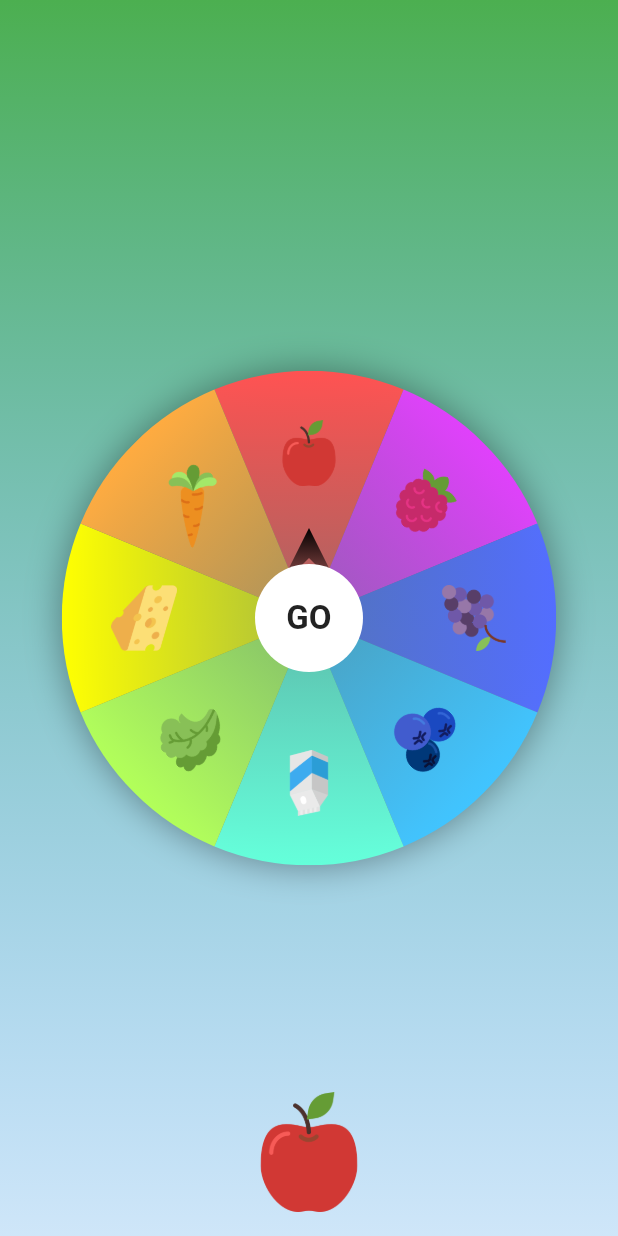
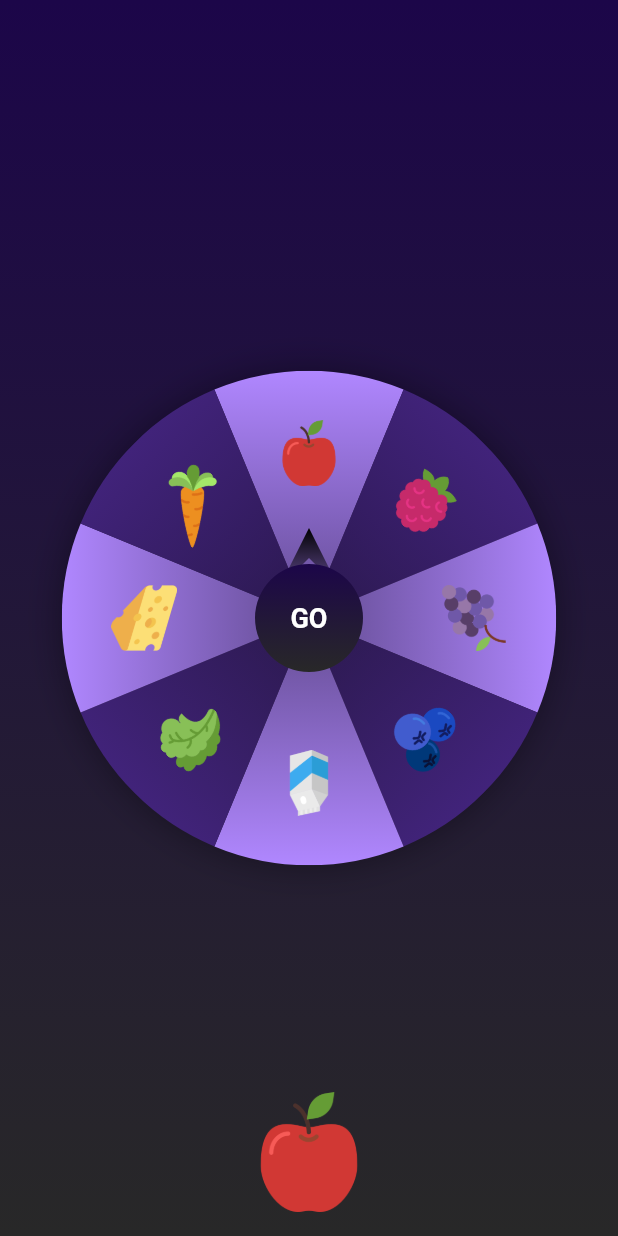
Before and after one commit to rishirizz/fortune_wheel, a Flutter app: the screen it shows after launch, on a phone screen of 412 x 824 dp. Run offline on Flutter 3.47's test engine with Material 2 defaults, Android fonts, the phone set to English and light mode, and no system bars.

Commit message:
Theme color changed

```diff
--- a/lib/screens/fortune_wheel.dart
+++ b/lib/screens/fortune_wheel.dart
@@ -20,14 +20,14 @@ class _FortuneWheelState extends State<FortuneWheel>
   AnimationController? _ctrl;
   Animation? _ani;
   final List<Fortune> _items = [
-    Fortune("apple", Colors.accents[0]),
-    Fortune("raspberry", Colors.accents[2]),
-    Fortune("grapes", Colors.accents[4]),
-    Fortune("fruit", Colors.accents[6]),
-    Fortune("milk", Colors.accents[8]),
-    Fortune("salad", Colors.accents[10]),
-    Fortune("cheese", Colors.accents[12]),
-    Fortune("carrot", Colors.accents[14]),
+    Fortune("apple", const Color(0xffB087FF)),
+    Fortune("raspberry", const Color(0xff41237A)),
+    Fortune("grapes", const Color(0xffB087FF)),
+    Fortune("fruit", const Color(0xff41237A)),
+    Fortune("milk", const Color(0xffB087FF)),
+    Fortune("salad", const Color(0xff41237A)),
+    Fortune("cheese", const Color(0xffB087FF)),
+    Fortune("carrot", const Color(0xff41237A)),
   ];
 
   @override
@@ -43,11 +43,11 @@ class _FortuneWheelState extends State<FortuneWheel>
   Widget build(BuildContext context) {
     return Scaffold(
       body: Container(
-        decoration: BoxDecoration(
+        decoration: const BoxDecoration(
           gradient: LinearGradient(
             begin: Alignment.topCenter,
             end: Alignment.bottomCenter,
-            colors: [Colors.green, Colors.blue.withOpacity(0.2)],
+            colors: [Color(0xff1C0649), Color(0xff282828)],
           ),
         ),
         child: AnimatedBuilder(
@@ -69,22 +69,30 @@ class _FortuneWheelState extends State<FortuneWheel>
   }
 
   _buildGo() {
-    return Material(
-      color: Colors.white,
-      shape: const CircleBorder(),
-      child: InkWell(
+    return InkWell(
       customBorder: const CircleBorder(),
       child: Container(
+        decoration: const BoxDecoration(
+          gradient: LinearGradient(
+            begin: Alignment.topCenter,
+            end: Alignment.bottomCenter,
+            colors: [Color(0xff1C0649), Color(0xff282828)],
+          ),
+          shape: BoxShape.circle,
+        ),
         alignment: Alignment.center,
         height: 72,
         width: 72,
         child: const Text(
           "GO",
-            style: TextStyle(fontSize: 22.0, fontWeight: FontWeight.bold),
+          style: TextStyle(
+            fontSize: 18.0,
+            fontWeight: FontWeight.bold,
+            color: Colors.white,
+          ),
         ),
       ),
       onTap: _animation,
-      ),
     );
   }
 
```
Lines whose indentation alone changed are shown as unchanged.
